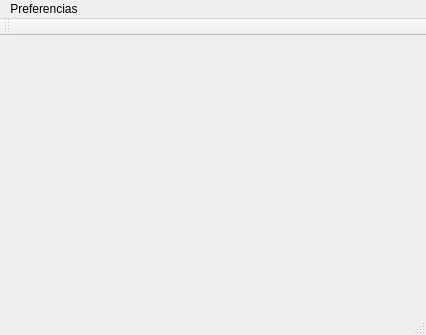
Before: the Qt Designer form App/mainwindow.ui in tonilogar/ToolsPcot, drawn with Qt 5.
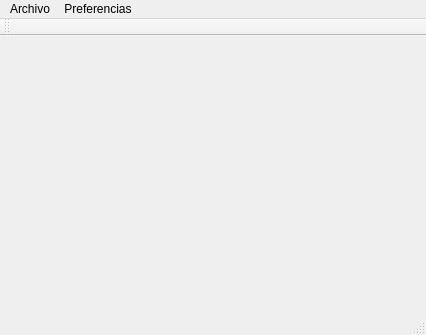
After: the same form once the commit is applied.

The edit to the form file:
```diff
--- a/App/mainwindow.ui
+++ b/App/mainwindow.ui
@@ -20,7 +20,7 @@
      <x>0</x>
      <y>0</y>
      <width>426</width>
-     <height>21</height>
+     <height>25</height>
     </rect>
    </property>
    <widget class="QMenu" name="menuPreferencias">
@@ -29,6 +29,13 @@
     </property>
     <addaction name="actionOpciones_avanzadas"/>
    </widget>
+   <widget class="QMenu" name="menuArchivo">
+    <property name="title">
+     <string>Archivo</string>
+    </property>
+    <addaction name="actionNuevo_proyecto"/>
+   </widget>
+   <addaction name="menuArchivo"/>
    <addaction name="menuPreferencias"/>
   </widget>
   <widget class="QToolBar" name="mainToolBar">
```
Left out of the diff: 5 changed lines with no effect on the pictures.
